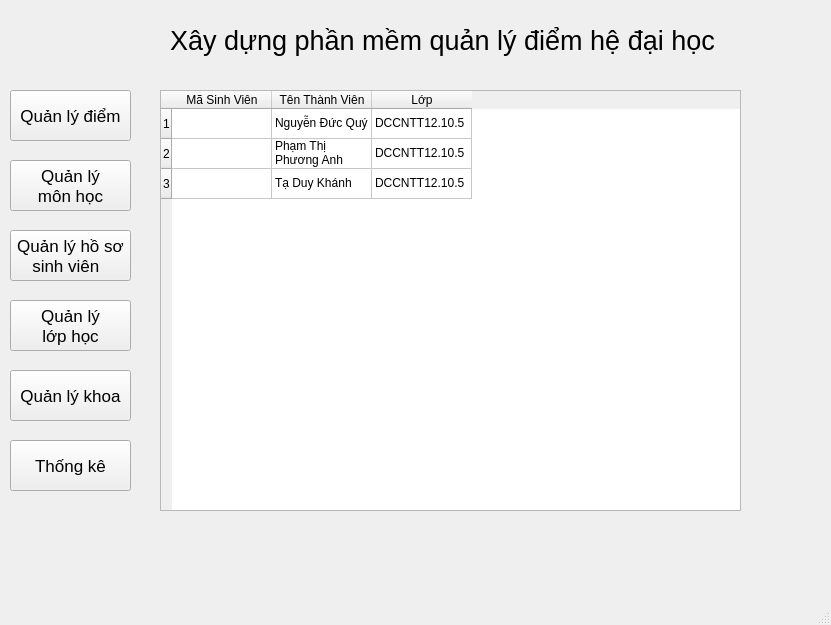
Above: ui/Main.ui from Ducquy2/BTL_Python_Nhom09 before the change. Below: the same form after it.
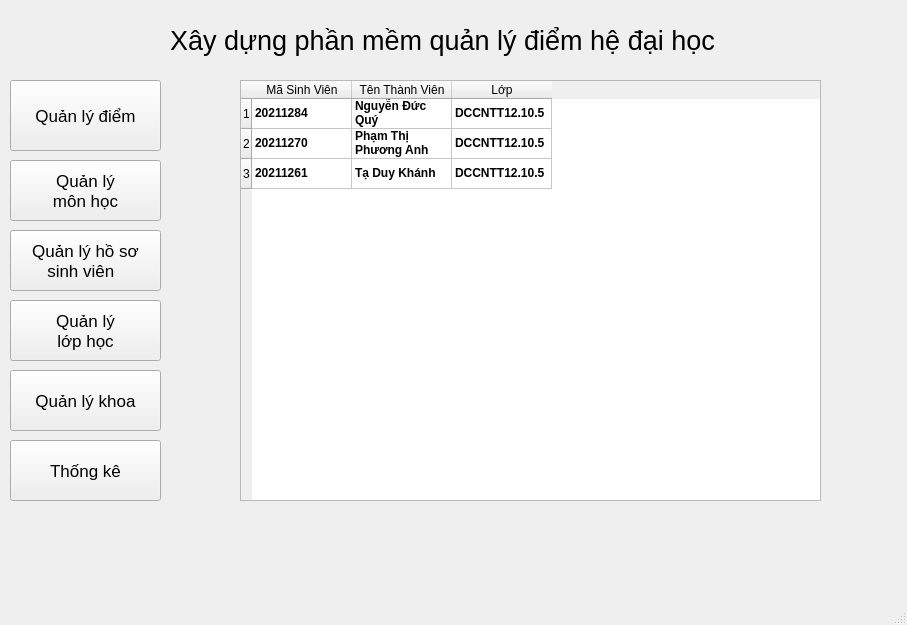
That is the form after the change.

The edit to the form file:
```diff
--- a/ui/Main.ui
+++ b/ui/Main.ui
@@ -6,7 +6,7 @@
    <rect>
     <x>0</x>
     <y>0</y>
-    <width>831</width>
+    <width>907</width>
     <height>625</height>
    </rect>
   </property>
@@ -18,9 +18,9 @@
     <property name="geometry">
      <rect>
       <x>10</x>
-      <y>90</y>
-      <width>121</width>
-      <height>51</height>
+      <y>80</y>
+      <width>151</width>
+      <height>71</height>
      </rect>
     </property>
     <property name="font">
@@ -37,7 +37,7 @@
      <rect>
       <x>170</x>
       <y>10</y>
-      <width>551</width>
+      <width>731</width>
       <height>61</height>
      </rect>
     </property>
@@ -55,8 +55,8 @@
      <rect>
       <x>10</x>
       <y>160</y>
-      <width>121</width>
-      <height>51</height>
+      <width>151</width>
+      <height>61</height>
      </rect>
     </property>
     <property name="font">
@@ -74,8 +74,8 @@
      <rect>
       <x>10</x>
       <y>230</y>
-      <width>121</width>
-      <height>51</height>
+      <width>151</width>
+      <height>61</height>
      </rect>
     </property>
     <property name="font">
@@ -93,8 +93,8 @@
      <rect>
       <x>10</x>
       <y>300</y>
-      <width>121</width>
-      <height>51</height>
+      <width>151</width>
+      <height>61</height>
      </rect>
     </property>
     <property name="font">
@@ -112,8 +112,8 @@
      <rect>
       <x>10</x>
       <y>370</y>
-      <width>121</width>
-      <height>51</height>
+      <width>151</width>
+      <height>61</height>
      </rect>
     </property>
     <property name="font">
@@ -130,8 +130,8 @@
      <rect>
       <x>10</x>
       <y>440</y>
-      <width>121</width>
-      <height>51</height>
+      <width>151</width>
+      <height>61</height>
      </rect>
     </property>
     <property name="font">
@@ -146,8 +146,8 @@
    <widget class="QTableWidget" name="tblThanhVienNhom">
     <property name="geometry">
      <rect>
-      <x>160</x>
-      <y>90</y>
+      <x>240</x>
+      <y>80</y>
       <width>581</width>
       <height>421</height>
      </rect>
@@ -184,48 +184,102 @@
     </column>
     <item row="0" column="0">
      <property name="text">
-      <string/>
+      <string>20211284</string>
+     </property>
+     <property name="font">
+      <font>
+       <weight>75</weight>
+       <bold>true</bold>
+      </font>
      </property>
     </item>
     <item row="0" column="1">
      <property name="text">
       <string>Nguyễn Đức Quý</string>
      </property>
+     <property name="font">
+      <font>
+       <weight>75</weight>
+       <bold>true</bold>
+      </font>
+     </property>
     </item>
     <item row="0" column="2">
      <property name="text">
       <string>DCCNTT12.10.5</string>
      </property>
+     <property name="font">
+      <font>
+       <weight>75</weight>
+       <bold>true</bold>
+      </font>
+     </property>
     </item>
     <item row="1" column="0">
      <property name="text">
-      <string/>
+      <string>20211270</string>
+     </property>
+     <property name="font">
+      <font>
+       <weight>75</weight>
+       <bold>true</bold>
+      </font>
      </property>
     </item>
     <item row="1" column="1">
      <property name="text">
       <string>Phạm Thị Phương Anh</string>
      </property>
+     <property name="font">
+      <font>
+       <weight>75</weight>
+       <bold>true</bold>
+      </font>
+     </property>
     </item>
     <item row="1" column="2">
      <property name="text">
       <string>DCCNTT12.10.5</string>
      </property>
+     <property name="font">
+      <font>
+       <weight>75</weight>
+       <bold>true</bold>
+      </font>
+     </property>
     </item>
     <item row="2" column="0">
      <property name="text">
-      <string/>
+      <string>20211261</string>
+     </property>
+     <property name="font">
+      <font>
+       <weight>75</weight>
+       <bold>true</bold>
+      </font>
      </property>
     </item>
     <item row="2" column="1">
      <property name="text">
       <string>Tạ Duy Khánh</string>
      </property>
+     <property name="font">
+      <font>
+       <weight>75</weight>
+       <bold>true</bold>
+      </font>
+     </property>
     </item>
     <item row="2" column="2">
      <property name="text">
       <string>DCCNTT12.10.5</string>
      </property>
+     <property name="font">
+      <font>
+       <weight>75</weight>
+       <bold>true</bold>
+      </font>
+     </property>
     </item>
    </widget>
   </widget>
```
Left out of the diff: 4 changed lines with no effect on the pictures.
